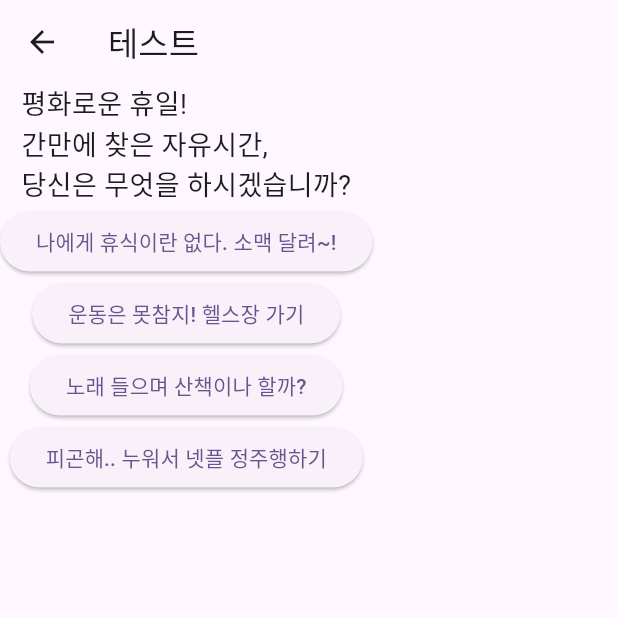
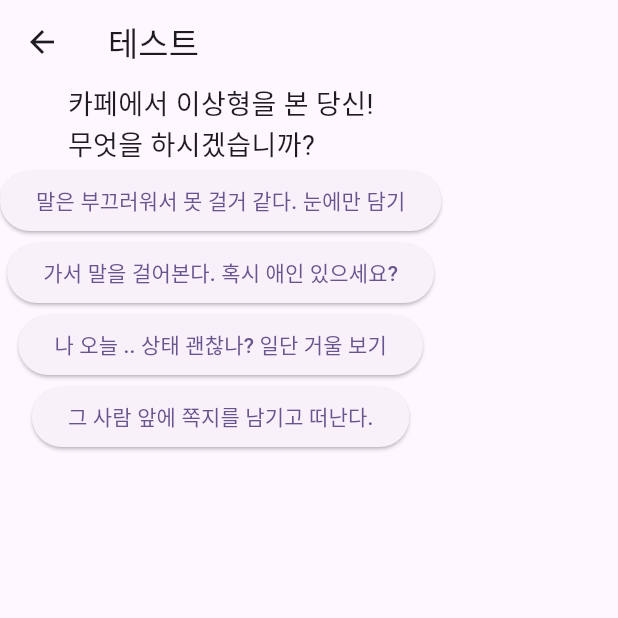
Before and after one commit to OZ-Pinned/OZ-Pinned, a Flutter app: the TestPage screen opened directly, after a tap on "나에게 휴식이란 없다. 소맥 달려~!", on a phone screen of 412 x 824 dp, the top half of it. Run offline on Flutter 3.47's test engine with Material 3 defaults, Android fonts, the phone set to English and light mode, and no system bars.

Commit message:
🐛 fix : 설문조사 페이지 에러 수정

```diff
--- a/pinned/lib/test.dart
+++ b/pinned/lib/test.dart
@@ -13,6 +13,8 @@ class MyApp extends StatelessWidget {
 }
 
 class TestPage extends StatefulWidget {
+  TestPage({Key? key}) : super(key: key); // 기본 생성자 추가
+
   @override
   State<TestPage> createState() => _TestPageState();
 }
@@ -20,17 +22,16 @@ class TestPage extends StatefulWidget {
 class _TestPageState extends State<TestPage> {
   int testNum = 0;
   int totalScore = 0;
-  List<Map<String, dynamic>> selectedAnswers = []; // 선택한 답변 저장
+  List<Map<String, dynamic>> selectedAnswers = [];
 
   void answerPressed(Map<String, dynamic> answer) {
     setState(() {
-      totalScore += int.parse(answer['score']); // 점수 누적
-      selectedAnswers.add(answer); // 선택한 답변 저장
+      totalScore += int.parse(answer['score']);
+      selectedAnswers.add(answer);
 
       if (testNum < testList.length - 1) {
-        testNum++; // 다음 질문으로 이동
+        testNum++;
       } else {
-        // 결과 페이지로 이동
         Navigator.push(
           context,
           MaterialPageRoute(
@@ -50,8 +51,7 @@ class _TestPageState extends State<TestPage> {
       appBar: AppBar(
         title: Text('테스트'),
       ),
-      body: testNum < testList.length
-          ? Column(
+      body: Column(
         children: [
           Text(
             testList[testNum]['questionText'],
@@ -65,9 +65,6 @@ class _TestPageState extends State<TestPage> {
             );
           }).toList(),
         ],
-            )
-          : Center(
-              child: Text('모든 질문에 답변했습니다!'),
       ),
     );
   }
--- a/pinned/lib/test_list.dart
+++ b/pinned/lib/test_list.dart
@@ -2,28 +2,28 @@ List<Map<String, dynamic>> testList = [
   {
     'questionText': '평화로운 휴일!\n간만에 찾은 자유시간,\n당신은 무엇을 하시겠습니까?',
     'answers': [
-      {'text': '나에게 휴식이란 없다. 소맥 달려~!', 'score': 8},
-      {'text': '운동은 못참지! 헬스장 가기', 'score': 6},
-      {'text': '노래 들으며 산책이나 할까?', 'score': 4},
-      {'text': '피곤해.. 누워서 넷플 정주행하기', 'score': 2},
+      {'text': '나에게 휴식이란 없다. 소맥 달려~!', 'score': '0'},
+      {'text': '운동은 못참지! 헬스장 가기', 'score': '1'},
+      {'text': '노래 들으며 산책이나 할까?', 'score': '2'},
+      {'text': '피곤해.. 누워서 넷플 정주행하기', 'score': '3'},
     ],
   },
   {
     'questionText': '카페에서 이상형을 본 당신!\n무엇을 하시겠습니까?',
     'answers': [
-      {'text': '말은 부끄러워서 못 걸거 같다. 눈에만 담기', 'score': 2},
-      {'text': '가서 말을 걸어본다. 혹시 애인 있으세요?', 'score': 8},
-      {'text': '나 오늘 .. 상태 괜찮나? 일단 거울 보기', 'score': 4},
-      {'text': '그 사람 앞에 쪽지를 남기고 떠난다.', 'score': 6},
+      {'text': '말은 부끄러워서 못 걸거 같다. 눈에만 담기', 'score': '0'},
+      {'text': '가서 말을 걸어본다. 혹시 애인 있으세요?', 'score': '0'},
+      {'text': '나 오늘 .. 상태 괜찮나? 일단 거울 보기', 'score': '0'},
+      {'text': '그 사람 앞에 쪽지를 남기고 떠난다.', 'score': '0'},
     ],
   },
   {
     'questionText': '안 친한 친구에게 받은 카톡.\n너 이런 점은 고쳤으면 좋겠어.',
     'answers': [
-      {'text': '알겠어 근데 내 일은 내가 알아서 할게..^^', 'score': 4},
-      {'text': '이렇게 생각할 수도 있군. 고쳐본다고 한다.', 'score': 2},
-      {'text': '어쩌라는거지? 참견 말라고 한 소리 한다.', 'score': 8},
-      {'text': '굳이 얼굴 붉히기 싫다. 읽씹한다.', 'score': 6},
+      {'text': '알겠어 근데 내 일은 내가 알아서 할게..^^', 'score': '0'},
+      {'text': '이렇게 생각할 수도 있군. 고쳐본다고 한다.', 'score': '0'},
+      {'text': '어쩌라는거지? 참견 말라고 한 소리 한다.', 'score': '0'},
+      {'text': '굳이 얼굴 붉히기 싫다. 읽씹한다.', 'score': '0'},
     ],
   },
 ];
```
Lines whose indentation alone changed are shown as unchanged.
